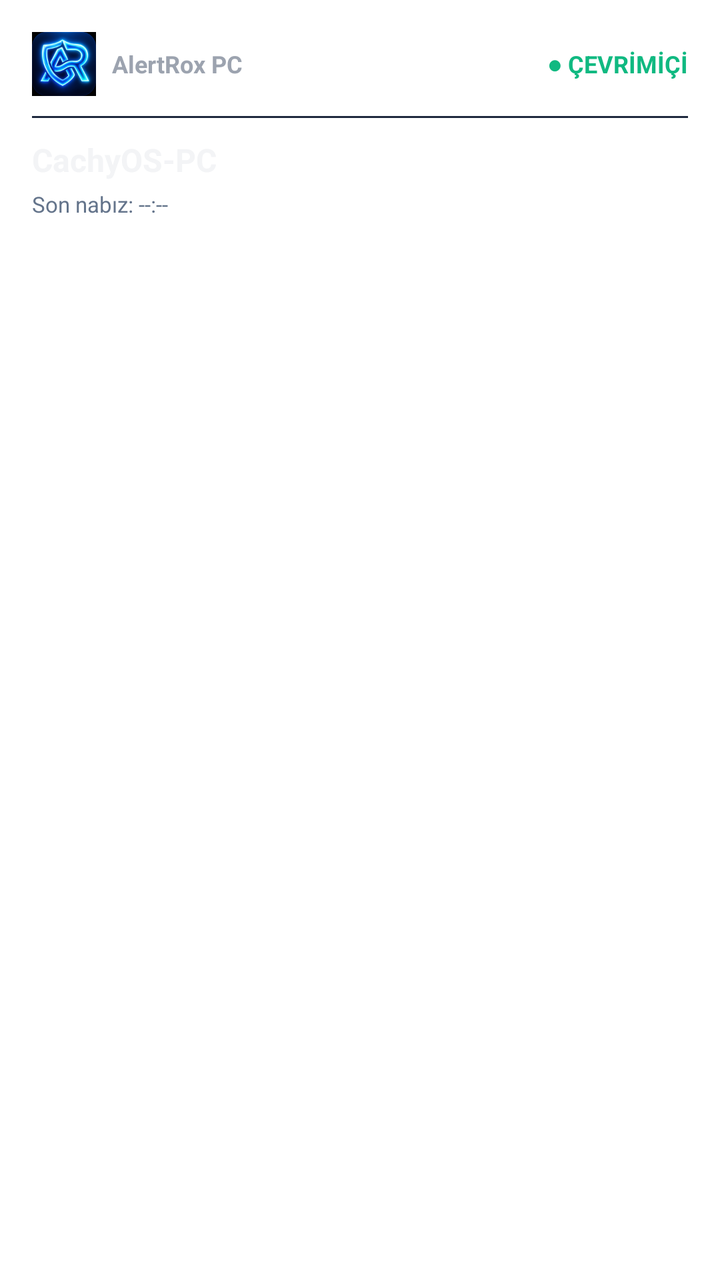
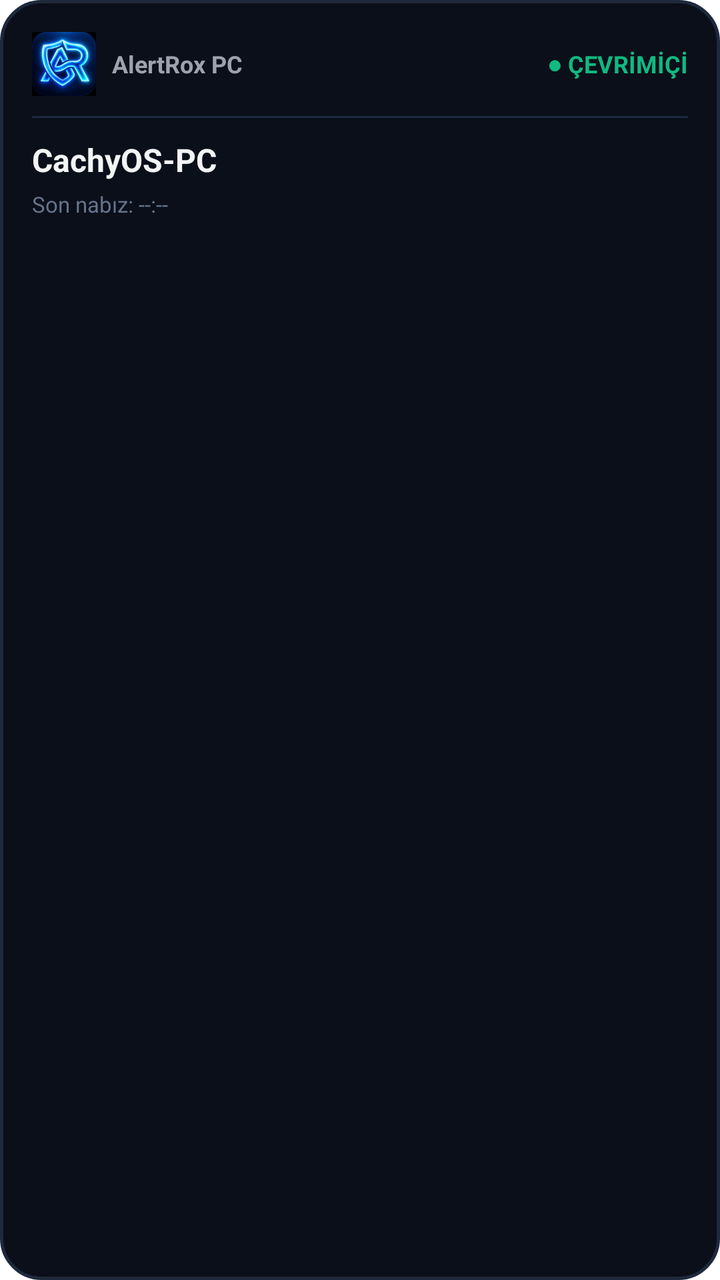

An Android layout rendered at two revisions. The XML below is the earlier revision; the diff shows what the commit changed to produce the second picture.
<!-- AndroidManifest.xml: fallback theme Theme.MaterialComponents.DayNight.NoActionBar -->
<!-- res/layout/alertrox_widget.xml -->
<?xml version="1.0" encoding="utf-8"?>
<FrameLayout xmlns:android="http://schemas.android.com/apk/res/android"
    android:id="@+id/widget_container"
    android:layout_width="match_parent"
    android:layout_height="match_parent">

    <ImageView
        android:id="@+id/widget_background_image"
        android:layout_width="match_parent"
        android:layout_height="match_parent"
        android:scaleType="fitXY" />

    <LinearLayout
        android:id="@+id/widget_root"
        android:layout_width="match_parent"
        android:layout_height="match_parent"
        android:orientation="vertical"
        android:padding="16dp">

        
        <LinearLayout
            android:layout_width="match_parent"
            android:layout_height="wrap_content"
            android:gravity="center_vertical"
            android:orientation="horizontal">

            <ImageView
                android:id="@+id/widget_logo"
                android:layout_width="32dp"
                android:layout_height="32dp"
                android:src="@mipmap/ic_launcher"
                android:contentDescription="AlertRox Logo" />

            <TextView
                android:id="@+id/widget_brand"
                android:layout_width="0dp"
                android:layout_height="wrap_content"
                android:layout_marginStart="8dp"
                android:layout_weight="1"
                android:text="AlertRox PC"
                android:textColor="#9CA3AF"
                android:textSize="12sp"
                android:textStyle="bold" />

            <TextView
                android:id="@+id/widget_status"
                android:layout_width="wrap_content"
                android:layout_height="wrap_content"
                android:text="● ÇEVRİMİÇİ"
                android:textColor="#10B981"
                android:textSize="12sp"
                android:textStyle="bold" />
        </LinearLayout>

        
        <FrameLayout
            android:id="@+id/widget_divider"
            android:layout_width="match_parent"
            android:layout_height="1dp"
            android:layout_marginTop="10dp"
            android:layout_marginBottom="10dp"
            android:background="#1F293D" />

        
        <TextView
            android:id="@+id/widget_device_name"
            android:layout_width="match_parent"
            android:layout_height="wrap_content"
            android:text="CachyOS-PC"
            android:textColor="#F3F4F6"
            android:textSize="16sp"
            android:textStyle="bold"
            android:maxLines="1"
            android:ellipsize="end" />

        <TextView
            android:id="@+id/widget_last_seen"
            android:layout_width="match_parent"
            android:layout_height="wrap_content"
            android:layout_marginTop="4dp"
            android:text="Son nabız: --:--"
            android:textColor="#64748B"
            android:textSize="11sp" />

        
        <LinearLayout
            android:id="@+id/widget_shutdown_box"
            android:layout_width="match_parent"
            android:layout_height="wrap_content"
            android:layout_marginTop="8dp"
            android:padding="6dp"
            android:gravity="center"
            android:visibility="gone"
            android:orientation="horizontal">

            <TextView
                android:id="@+id/widget_shutdown_timer"
                android:layout_width="wrap_content"
                android:layout_height="wrap_content"
                android:text="⏳ Kapanıyor: 00:10"
                android:textColor="#EF4444"
                android:textSize="12sp"
                android:textStyle="bold" />
        </LinearLayout>

    </LinearLayout>

</FrameLayout>
<!-- resources referenced by this layout -->
<resources>
  <!-- mipmap ic_launcher: png bitmap (mipmap-hdpi, 10445 bytes) -->
</resources>

<!-- the commit's change to res/layout/alertrox_widget.xml (unified diff, before → after) -->
@@ -2,7 +2,8 @@
 <FrameLayout xmlns:android="http://schemas.android.com/apk/res/android"
     android:id="@+id/widget_container"
     android:layout_width="match_parent"
-    android:layout_height="match_parent">
+    android:layout_height="match_parent"
+    android:background="@drawable/widget_bg">
 
     <ImageView
         android:id="@+id/widget_background_image"
<!-- resource entries referenced after the edit -->
@@ -1,5 +1,15 @@
 <!-- resources referenced by this layout -->
 <resources>
+  <!-- drawable widget_bg (drawable) -->
+  <?xml version="1.0" encoding="utf-8"?>
+  <shape xmlns:android="http://schemas.android.com/apk/res/android"
+      android:shape="rectangle">
+      <corners android:radius="20dp" />
+      <solid android:color="#0B0F19" />
+      <stroke
+          android:width="1.5dp"
+          android:color="#1F293D" />
+  </shape>
   <!-- mipmap ic_launcher: png bitmap (mipmap-hdpi, 10445 bytes) -->
 </resources>
 
